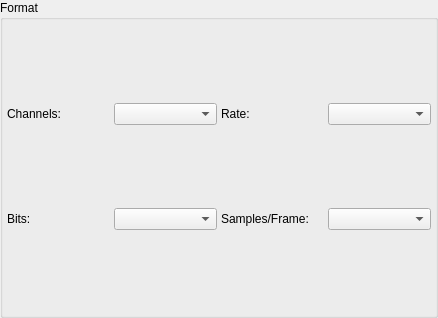
First picture: the form in AudioBooQer/ui/forms/WAudioFormat.ui, repository CaSchmidt/AudioBooQer, before the edit.
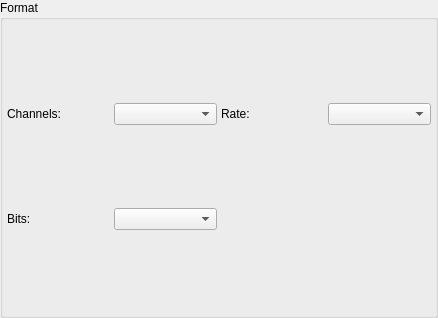
Second picture: the form after the edit.

Commit message: Make number of samples per AAC frame a global constant.

```diff
--- a/AudioBooQer/ui/forms/WAudioFormat.ui
+++ b/AudioBooQer/ui/forms/WAudioFormat.ui
@@ -80,16 +80,6 @@
       <item row="1" column="1">
        <widget class="QComboBox" name="bitsCombo"/>
       </item>
-      <item row="1" column="2">
-       <widget class="QLabel" name="label_4">
-        <property name="text">
-         <string>Samples/Frame:</string>
-        </property>
-       </widget>
-      </item>
-      <item row="1" column="3">
-       <widget class="QComboBox" name="frameCombo"/>
-      </item>
      </layout>
     </widget>
    </item>
```
Left out of the diff: 1 changed line with no effect on the pictures. The commit also changes 6 other files.
